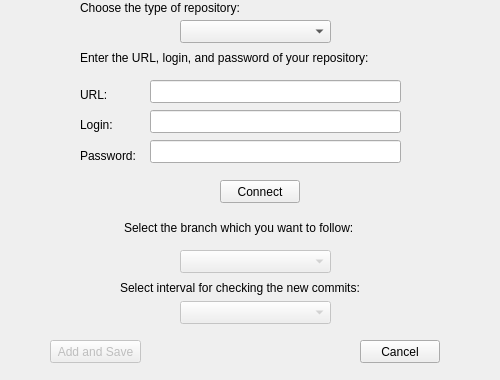
First picture: the form in rpnews/gui/AddNewRepository.ui, repository ableigdev/RepositoryNews, before the edit.
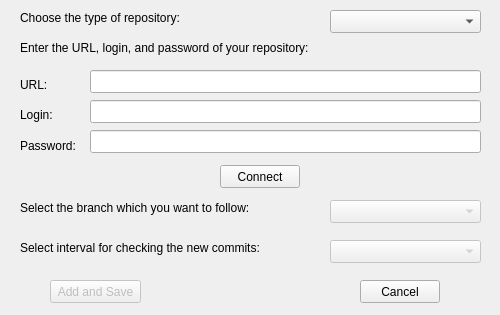
Second picture: the form after the edit.

Commit message: Change the size of the window and the position of the elements

Patch:
```diff
--- a/rpnews/gui/AddNewRepository.ui
+++ b/rpnews/gui/AddNewRepository.ui
@@ -7,7 +7,7 @@
     <x>0</x>
     <y>0</y>
     <width>500</width>
-    <height>380</height>
+    <height>315</height>
    </rect>
   </property>
   <property name="sizePolicy">
@@ -19,13 +19,13 @@
   <property name="minimumSize">
    <size>
     <width>500</width>
-    <height>380</height>
+    <height>315</height>
    </size>
   </property>
   <property name="maximumSize">
    <size>
     <width>500</width>
-    <height>380</height>
+    <height>315</height>
    </size>
   </property>
   <property name="windowTitle">
@@ -34,9 +34,9 @@
   <widget class="QLineEdit" name="Edit_URL">
    <property name="geometry">
     <rect>
-     <x>150</x>
-     <y>80</y>
-     <width>251</width>
+     <x>90</x>
+     <y>70</y>
+     <width>391</width>
      <height>23</height>
     </rect>
    </property>
@@ -44,9 +44,9 @@
   <widget class="QLineEdit" name="Edit_Login">
    <property name="geometry">
     <rect>
-     <x>150</x>
-     <y>110</y>
-     <width>251</width>
+     <x>90</x>
+     <y>100</y>
+     <width>391</width>
      <height>23</height>
     </rect>
    </property>
@@ -54,8 +54,8 @@
   <widget class="QComboBox" name="ComboBox_RepositoryType">
    <property name="geometry">
     <rect>
-     <x>180</x>
-     <y>20</y>
+     <x>330</x>
+     <y>10</y>
      <width>151</width>
      <height>23</height>
     </rect>
@@ -64,8 +64,8 @@
   <widget class="QLabel" name="Label_Password">
    <property name="geometry">
     <rect>
-     <x>80</x>
-     <y>148</y>
+     <x>20</x>
+     <y>138</y>
      <width>59</width>
      <height>15</height>
     </rect>
@@ -77,9 +77,9 @@
   <widget class="QLineEdit" name="Edit_Password">
    <property name="geometry">
     <rect>
-     <x>150</x>
-     <y>140</y>
-     <width>251</width>
+     <x>90</x>
+     <y>130</y>
+     <width>391</width>
      <height>23</height>
     </rect>
    </property>
@@ -93,8 +93,8 @@
    </property>
    <property name="geometry">
     <rect>
-     <x>180</x>
-     <y>250</y>
+     <x>330</x>
+     <y>200</y>
      <width>151</width>
      <height>23</height>
     </rect>
@@ -103,8 +103,8 @@
   <widget class="QLabel" name="Label_URL">
    <property name="geometry">
     <rect>
-     <x>80</x>
-     <y>87</y>
+     <x>20</x>
+     <y>77</y>
      <width>59</width>
      <height>15</height>
     </rect>
@@ -120,7 +120,7 @@
    <property name="geometry">
     <rect>
      <x>50</x>
-     <y>340</y>
+     <y>280</y>
      <width>91</width>
      <height>23</height>
     </rect>
@@ -132,8 +132,8 @@
   <widget class="QLabel" name="Label_Login">
    <property name="geometry">
     <rect>
-     <x>80</x>
-     <y>117</y>
+     <x>20</x>
+     <y>107</y>
      <width>59</width>
      <height>15</height>
     </rect>
@@ -145,8 +145,8 @@
   <widget class="QLabel" name="Label_ChooseRepositoryType">
    <property name="geometry">
     <rect>
-     <x>80</x>
-     <y>0</y>
+     <x>20</x>
+     <y>10</y>
      <width>191</width>
      <height>16</height>
     </rect>
@@ -159,7 +159,7 @@
    <property name="geometry">
     <rect>
      <x>220</x>
-     <y>180</y>
+     <y>165</y>
      <width>80</width>
      <height>23</height>
     </rect>
@@ -171,8 +171,8 @@
   <widget class="QLabel" name="Label_MainString">
    <property name="geometry">
     <rect>
-     <x>80</x>
-     <y>50</y>
+     <x>20</x>
+     <y>40</y>
      <width>321</width>
      <height>16</height>
     </rect>
@@ -184,8 +184,8 @@
   <widget class="QLabel" name="Label_Select">
    <property name="geometry">
     <rect>
-     <x>124</x>
-     <y>220</y>
+     <x>20</x>
+     <y>200</y>
      <width>271</width>
      <height>16</height>
     </rect>
@@ -197,8 +197,8 @@
   <widget class="QLabel" name="Label_CheckNewCommits">
    <property name="geometry">
     <rect>
-     <x>120</x>
-     <y>280</y>
+     <x>20</x>
+     <y>240</y>
      <width>281</width>
      <height>16</height>
     </rect>
@@ -213,8 +213,8 @@
    </property>
    <property name="geometry">
     <rect>
-     <x>180</x>
-     <y>301</y>
+     <x>330</x>
+     <y>240</y>
      <width>151</width>
      <height>23</height>
     </rect>
@@ -224,7 +224,7 @@
    <property name="geometry">
     <rect>
      <x>360</x>
-     <y>340</y>
+     <y>280</y>
      <width>80</width>
      <height>23</height>
     </rect>
```
Left out of the diff: 2 changed lines with no effect on the pictures.
